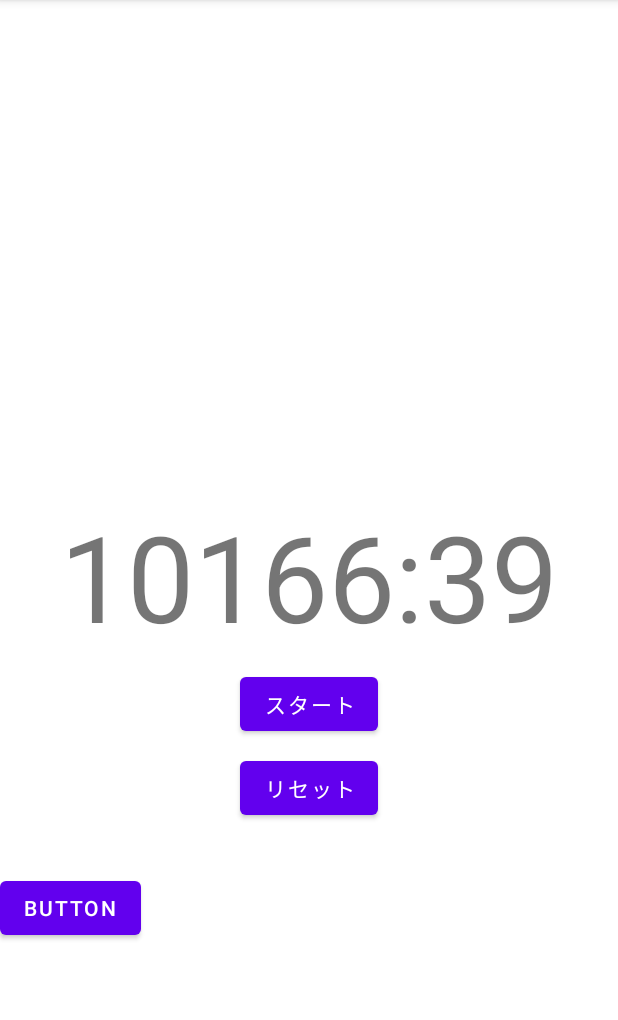
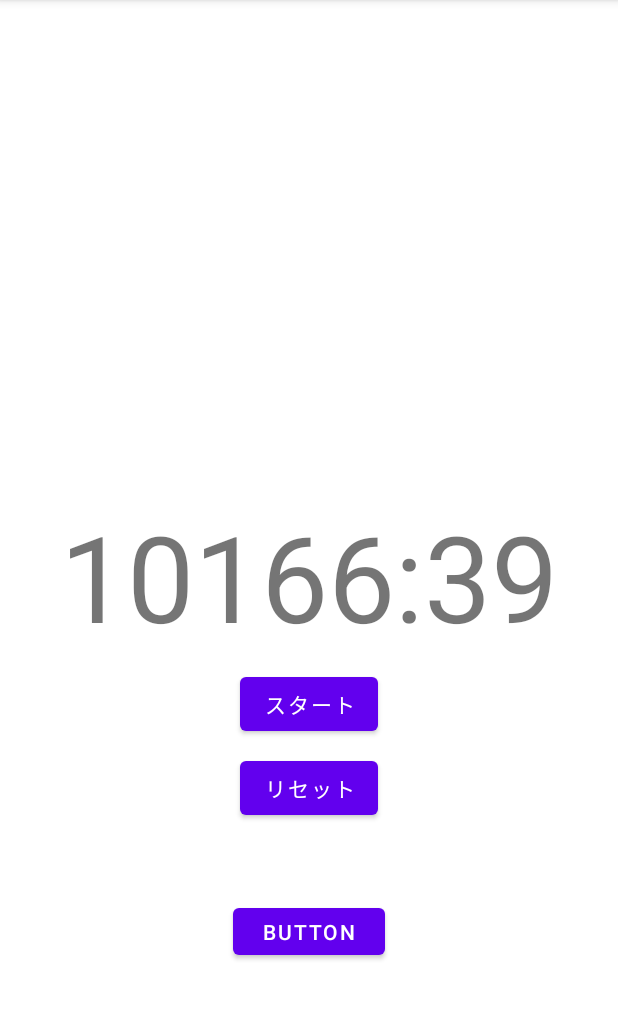
Before and after one commit to nigirimesizirou/Test, an Android app: the count_activity screen opened directly, with no data from a screen before it, after a tap on "一時停止", on a phone screen of 412 x 824 dp, the part 84-1104 px from its top. Run offline under Robolectric (Android 15) with nearby library versions, the phone set to English and light mode, and no system bars; 1 other tap on this screen came first.

Commit message:
変えたでー

```diff
--- a/app/src/main/java/com/example/test/count_activity.java
+++ b/app/src/main/java/com/example/test/count_activity.java
@@ -18,6 +18,7 @@ public class count_activity extends AppCompatActivity {
     private  TextView mTextViewCountDown;
     private  Button mButtonStartPause;
     private  Button getmButtonReset;
+    private Button  returnButton;
 
     private  CountDownTimer mCountDownTimer;
     private  boolean mTimerRunning;
@@ -52,6 +53,7 @@ public class count_activity extends AppCompatActivity {
         mTextViewCountDown = findViewById(R.id.text_view_countdown);
         mButtonStartPause = findViewById(R.id.button_start_pause);
         getmButtonReset = findViewById(R.id.buttonreset);
+        returnButton = findViewById(R.id.return_btn2);
 
         mButtonStartPause.setOnClickListener(new View.OnClickListener(){
             @Override
@@ -73,6 +75,13 @@ public class count_activity extends AppCompatActivity {
         });
 
         updateCountDownText();
+
+        returnButton.setOnClickListener(new View.OnClickListener() {
+            @Override
+            public void onClick(View v) {
+                finish();
+            }
+        });
 
     }
 
--- a/app/src/main/res/layout/activity_count.xml
+++ b/app/src/main/res/layout/activity_count.xml
@@ -44,11 +44,12 @@
 
     <Button
         android:id="@+id/return_btn2"
-        android:layout_width="wrap_content"
-        android:layout_height="wrap_content"
-        android:layout_marginTop="32dp"
+        android:layout_width="101dp"
+        android:layout_height="43dp"
+        android:layout_marginTop="50dp"
         android:text="Button"
-        app:layout_constraintTop_toBottomOf="@+id/buttonreset"
-        tools:layout_editor_absoluteX="159dp" />
+        app:layout_constraintEnd_toEndOf="parent"
+        app:layout_constraintStart_toStartOf="parent"
+        app:layout_constraintTop_toBottomOf="@+id/buttonreset" />
 
 </androidx.constraintlayout.widget.ConstraintLayout>
```
